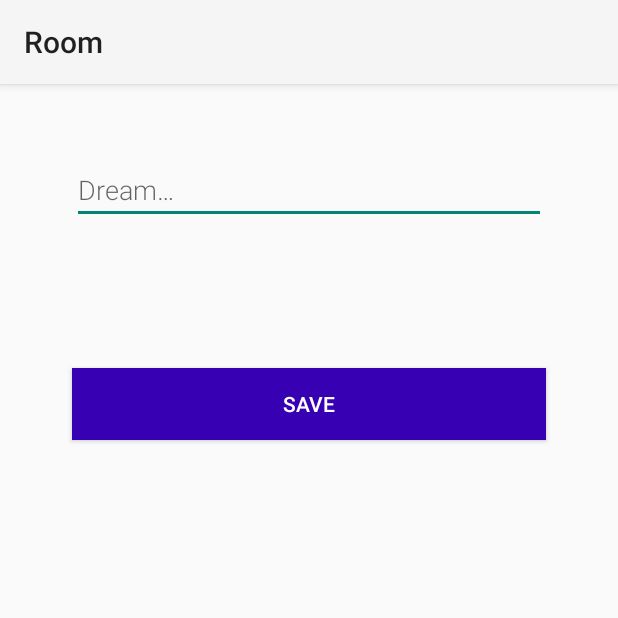
After one commit to Daak-Knights/DroidCore, an Android app: the BucketListCreatorActivity screen opened directly, with no data from a screen before it, on a phone screen of 412 x 824 dp, the top half of it. The commit adds this screen. Run offline under Robolectric (Android 15) with nearby library versions, the phone set to English and light mode, and no system bars.

Commit message:
Room :  A basic sample for creating a bucket list of Dreams , right now adding a dream and listing it out from db is done

```diff
--- a/Room/app/src/main/AndroidManifest.xml
+++ b/Room/app/src/main/AndroidManifest.xml
@@ -3,12 +3,14 @@
     package="com.daakknights.room">
 
     <application
+        android:name=".RoomApplication"
         android:allowBackup="true"
         android:icon="@mipmap/ic_launcher"
         android:label="@string/app_name"
         android:roundIcon="@mipmap/ic_launcher_round"
         android:supportsRtl="true"
         android:theme="@style/Theme.Room">
+        <activity android:name=".BucketListCreatorActivity" />
         <activity android:name=".MainActivity">
             <intent-filter>
                 <action android:name="android.intent.action.MAIN" />
--- /dev/null
+++ b/Room/app/src/main/java/com/daakknights/room/BucketListCreatorActivity.kt
@@ -0,0 +1,35 @@
+package com.daakknights.room
+
+import android.app.Activity
+import android.content.Intent
+import android.os.Bundle
+import android.text.TextUtils
+import android.widget.Button
+import android.widget.EditText
+import androidx.appcompat.app.AppCompatActivity
+
+class BucketListCreatorActivity : AppCompatActivity() {
+    private lateinit var etDream: EditText
+    override fun onCreate(savedInstanceState: Bundle?) {
+        super.onCreate(savedInstanceState)
+        setContentView(R.layout.activity_bucket_list_creator)
+        etDream = findViewById(R.id.etDream)
+
+        val button = findViewById<Button>(R.id.button_save)
+        button.setOnClickListener {
+            val replyIntent = Intent()
+            if (TextUtils.isEmpty(etDream.text)) {
+                setResult(Activity.RESULT_CANCELED, replyIntent)
+            } else {
+                val dream = etDream.text.toString()
+                replyIntent.putExtra(EXTRA_DREAM, dream)
+                setResult(Activity.RESULT_OK, replyIntent)
+            }
+            finish()
+        }
+    }
+
+    companion object {
+        const val EXTRA_DREAM = "DREAM"
+    }
+}
--- /dev/null
+++ b/Room/app/src/main/res/layout/activity_bucket_list_creator.xml
@@ -0,0 +1,26 @@
+<?xml version="1.0" encoding="utf-8"?>
+<LinearLayout xmlns:android="http://schemas.android.com/apk/res/android"
+    android:layout_width="match_parent"
+    android:layout_height="match_parent"
+    android:orientation="vertical">
+
+    <EditText
+        android:id="@+id/etDream"
+        android:layout_width="match_parent"
+        android:layout_height="wrap_content"
+        android:layout_margin="48dp"
+        android:fontFamily="sans-serif-light"
+        android:hint="@string/hint"
+        android:inputType="textAutoComplete"
+        android:textSize="18sp" />
+
+    <Button
+        android:id="@+id/button_save"
+        android:layout_width="match_parent"
+        android:layout_height="wrap_content"
+        android:layout_margin="48dp"
+        android:background="@color/purple_700"
+        android:text="@string/button_save"
+        android:textColor="@color/white" />
+
+</LinearLayout>
--- a/Room/app/src/main/res/values/strings.xml
+++ b/Room/app/src/main/res/values/strings.xml
@@ -1,3 +1,7 @@
 <resources>
     <string name="app_name">Room</string>
+    <string name="add_dream">Add Dream</string>
+    <string name="hint">Dream…</string>
+    <string name="button_save">Save</string>
+    <string name="empty_error">Please enter non empty string as dream.</string>
 </resources>
```
Also changed, not shown: Room/app/src/main/java/com/daakknights/room/Dream.kt (added, +13 -0 lines), Room/app/src/main/java/com/daakknights/room/DreamAdapter.kt (added, +47 -0 lines), Room/app/src/main/java/com/daakknights/room/DreamDao.kt (added, +19 -0 lines), Room/app/src/main/java/com/daakknights/room/DreamRepository.kt (added, +13 -0 lines), Room/app/src/main/java/com/daakknights/room/DreamRoomDatabase.kt (added, +57 -0 lines), Room/app/src/main/java/com/daakknights/room/DreamViewModel.kt (added, +23 -0 lines), Room/app/src/main/java/com/daakknights/room/MainActivity.kt (+42 -1 lines), Room/app/src/main/java/com/daakknights/room/RoomApplication.kt (added, +11 -0 lines), Room/app/src/main/res/drawable/add.xml (added, +10 -0 lines), Room/app/src/main/res/layout/activity_main.xml (+21 -0 lines), Room/app/src/main/res/layout/dreams_recycler_view_item.xml (added, +15 -0 lines).
